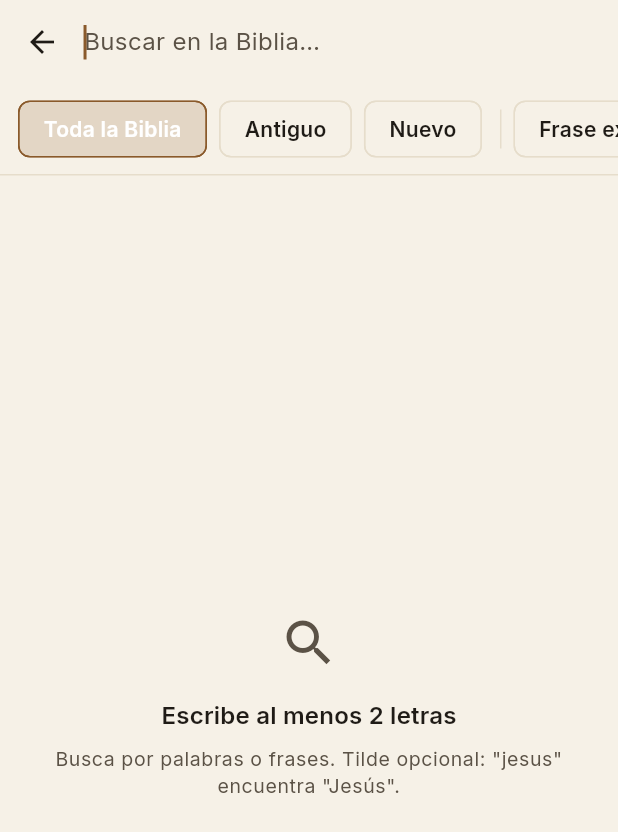
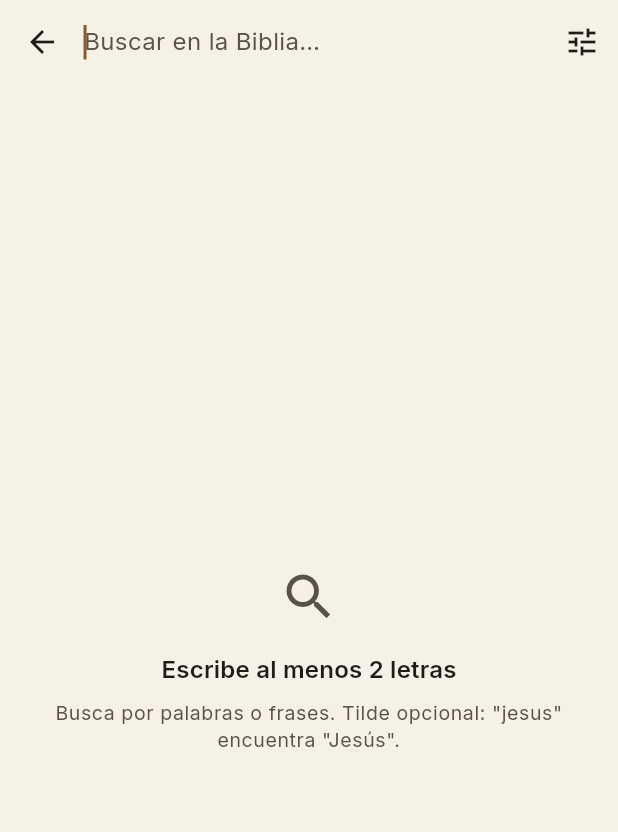
Before and after one commit to yt-kevincarrera/minimal-bible, a Flutter app: the SearchScreen screen opened directly, on a phone screen of 412 x 824 dp. Shown: the top 832 px of the screen. Run offline on Flutter 3.47's test engine with Material 3 defaults, Android fonts, the phone set to English and light mode, and no system bars; our stand-ins replace flutter_riverpod, flutter_slidable, flutter_tts, share_plus, shared_preferences, sqflite and 3 more; accounts and stored records are empty.

Commit message:
refactor(search): filtros avanzados no invasivos (ocultos tras icono)
Los filtros de alcance/frase exacta ya no ocupan una barra siempre visible:
se abren con un icono de filtros en la barra superior, que se tiñe de acento
cuando hay algún filtro activo. La búsqueda normal queda limpia por defecto.

Co-Authored-By: Claude Opus 4.8 <noreply@anthropic.com>
Claude-Session: https://claude.ai/code/session_01Q2Uaj9NnF8WWfyf1H3SRdA

```diff
--- a/lib/screens/search_screen.dart
+++ b/lib/screens/search_screen.dart
@@ -19,6 +19,7 @@ class _SearchScreenState extends ConsumerState<SearchScreen> {
   final _controller = TextEditingController();
   final _focus = FocusNode();
   Timer? _debounce;
+  bool _showFilters = false;
 
   @override
   void initState() {
@@ -47,6 +48,9 @@ class _SearchScreenState extends ConsumerState<SearchScreen> {
     final colors = context.appColors;
     final query = ref.watch(searchQueryProvider);
     final resultsAsync = ref.watch(searchResultsProvider);
+    final filtersActive =
+        ref.watch(searchScopeProvider) != SearchScope.all ||
+        ref.watch(searchPhraseProvider);
 
     return Scaffold(
       appBar: AppBar(
@@ -82,12 +86,23 @@ class _SearchScreenState extends ConsumerState<SearchScreen> {
                 setState(() {});
               },
             ),
+          IconButton(
+            icon: Icon(
+              _showFilters ? Icons.tune : Icons.tune_outlined,
+              color: filtersActive ? colors.accent : null,
+            ),
+            tooltip: 'Filtros de búsqueda',
+            onPressed: () => setState(() => _showFilters = !_showFilters),
+          ),
         ],
       ),
       body: Column(
         children: [
-          const _SearchFilters(),
-          Divider(height: 1, color: colors.divider),
+          // Filtros ocultos por defecto (no invasivos): se abren con el icono.
+          if (_showFilters) ...[
+            const _SearchFilters(),
+            Divider(height: 1, color: colors.divider),
+          ],
           Expanded(
             child: Builder(
               builder: (context) {
```
